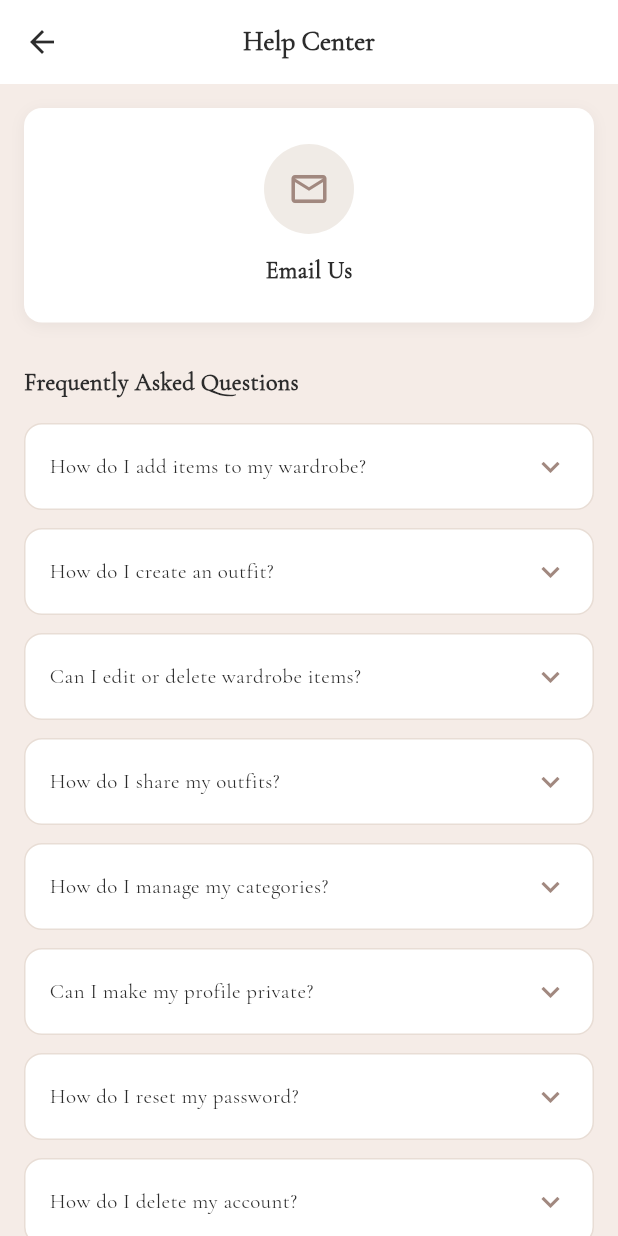
After one commit to Aya-Mouff/Vestium, a Flutter app: the AccountManagerScreen screen opened by its route, after a tap on "Help center", on a phone screen of 412 x 824 dp. The commit adds this screen. Run offline on Flutter 3.47's test engine with Material 3 defaults, Android fonts, the phone set to English and light mode, and no system bars; our stand-ins replace auto_route.

Commit message:
add help center

```diff
--- a/vestium/lib/app_router.dart
+++ b/vestium/lib/app_router.dart
@@ -10,13 +10,13 @@ import './views/screens/my_posts_screen.dart';
 import './views/screens/posts_details_screen.dart';
 import './views/screens/notifications_screen.dart';
 import './views/screens/comments_screen.dart';
-
 import 'views/screens/my_profile.dart';
 import 'views/screens/login_screen.dart';
 import './views/screens/reset_password.dart';
 import './views/screens/set_new_password.dart';
 import './views/screens/my_profile.dart';
 import './views/screens/user_profile_screen.dart';
+import './views/screens/help_center.dart';
 part 'app_router.gr.dart';
 
 @AutoRouterConfig(replaceInRouteName: 'Screen,Route')
@@ -41,6 +41,7 @@ class AppRouter extends _$AppRouter {
        // AutoRoute(page: SetNewPasswordRoute.page )
         AutoRoute(page: MyProfileRoute.page, path: '/my_profile'),
         AutoRoute(page: UserProfileRoute.page, path: '/user_profile/:userId'),
-        AutoRoute(page: AccountManagerRoute.page , path: '/account_manager')
+        AutoRoute(page: AccountManagerRoute.page , path: '/account_manager'),
+        AutoRoute(page: HelpCenterRoute.page , path: '/help_center')
       ];
 }
--- a/vestium/lib/views/screens/account_manager.dart
+++ b/vestium/lib/views/screens/account_manager.dart
@@ -1,5 +1,6 @@
 import 'package:auto_route/auto_route.dart';
 import 'package:flutter/material.dart';
+import 'package:vestium/app_router.dart';
 @RoutePage()
 class AccountManagerScreen extends StatelessWidget {
   const AccountManagerScreen({Key? key}) : super(key: key);
@@ -104,6 +105,46 @@ class AccountManagerScreen extends StatelessWidget {
                  // _showDeleteConfirmationDialog(context);
               },
             ),
+
+             // help center
+            // Padding(
+            //   padding: const EdgeInsets.only(left: 4.0, bottom: 8.0),
+            //   child: Text(
+            //     'Help center',
+            //     style: TextStyle(
+            //       fontFamily: 'CormorantGaramond',
+            //       fontSize: 12,
+            //       fontWeight: FontWeight.w600,
+            //       color: Colors.grey[600],
+            //       letterSpacing: 0.5,
+            //     ),
+            //   ),
+            // ),
+            SizedBox(height: 50),
+            Align(
+              alignment: Alignment.bottomCenter,
+              child: Padding(
+                 padding: const EdgeInsets.only(left: 4.0, bottom: 8.0),
+                 child: GestureDetector(
+                      onTap: () {
+                         context.pushRoute(const HelpCenterRoute());
+
+                        },
+                     child: Text(
+                        'Help center',
+                         style: TextStyle(
+                           fontFamily: 'CormorantGaramond',
+                           fontSize: 12,
+                           fontWeight: FontWeight.w600,
+                           color: Colors.grey[600],
+                           letterSpacing: 0.5,
+                           decoration: TextDecoration.underline, // optional for clickable look
+                           ),
+                       ),
+                    ),
+                ),
+            ),
+
           ],
         ),
       ),
@@ -185,6 +226,7 @@ class AccountManagerScreen extends StatelessWidget {
           ],
         ),
       ),
+
     );
   }
 
--- /dev/null
+++ b/vestium/lib/views/screens/help_center.dart
@@ -0,0 +1,292 @@
+import 'package:auto_route/auto_route.dart';
+import 'package:flutter/material.dart';
+@RoutePage()
+class HelpCenterScreen extends StatefulWidget {
+  const HelpCenterScreen({Key? key}) : super(key: key);
+
+  @override
+  State<HelpCenterScreen> createState() => _HelpCenterScreenState();
+}
+
+class _HelpCenterScreenState extends State<HelpCenterScreen> {
+  final List<FAQItem> faqItems = [
+    FAQItem(
+      question: 'How do I add items to my wardrobe?',
+      answer:
+          'You can add items to your wardrobe by tapping the camera icon in the wardrobe tab. Take a photo of your clothing item. Then in details like category, color, and season.',
+    ),
+    FAQItem(
+      question: 'How do I create an outfit?',
+      answer:
+          'To create an outfit, navigate to the Outfits section and tap the "Create New" button. Select items from your wardrobe and arrange them to create your desired outfit combination.',
+    ),
+    FAQItem(
+      question: 'Can I edit or delete wardrobe items?',
+      answer:
+          'Yes, you can edit or delete wardrobe items by tapping on the item in your wardrobe. Select the edit option to modify details or the delete option to remove the item.',
+    ),
+    FAQItem(
+      question: 'How do I share my outfits?',
+      answer:
+          'To share your outfits, open the outfit you want to share and tap the share button. You can share via email, social media, or generate a link to share with others.',
+    ),
+    FAQItem(
+      question: 'How do I manage my categories?',
+      answer:
+          'You can manage your categories in the Settings section under Wardrobe Categories. Add, edit, or delete categories to organize your items the way you prefer.',
+    ),
+    FAQItem(
+      question: 'Can I make my profile private?',
+      answer:
+          'Yes, you can make your profile private in the Account Settings. Toggle the "Private Profile" option to control who can see your wardrobe and outfits.',
+    ),
+    FAQItem(
+      question: 'How do I reset my password?',
+      answer:
+          'Go to the Account Settings and select "Change Password". You can also use the "Forgot Password" option on the login screen to reset via email.',
+    ),
+    FAQItem(
+      question: 'How do I delete my account?',
+      answer:
+          'To delete your account, go to Account Settings and scroll to the "Danger Zone" section. Select "Delete Account" and follow the confirmation steps. This action is permanent.',
+    ),
+  ];
+
+  @override
+  Widget build(BuildContext context) {
+    return Scaffold(
+      backgroundColor: const Color(0xFFF5ECE7),
+      appBar: AppBar(
+        backgroundColor: const Color.fromARGB(255, 255, 255, 255),
+        elevation: 0,
+        leading: IconButton(
+          icon: const Icon(Icons.arrow_back, color: Color(0xFF2C2C2C)),
+          onPressed: () => Navigator.pop(context),
+        ),
+        title: const Text(
+          'Help Center',
+          style: TextStyle(
+            fontFamily: 'CormorantGaramond',
+            fontSize: 18,
+            fontWeight: FontWeight.w600,
+            color: Color(0xFF2C2C2C),
+          ),
+        ),
+        centerTitle: true,
+      ),
+      body: SingleChildScrollView(
+        child: Padding(
+          padding: const EdgeInsets.symmetric(horizontal: 16.0),
+          child: Column(
+            children: [
+              const SizedBox(height: 16),
+              // Email Us Card
+              Container(
+                width: double.infinity,
+                padding: const EdgeInsets.symmetric(vertical: 24),
+                decoration: BoxDecoration(
+                  color: Colors.white,
+                  borderRadius: BorderRadius.circular(12),
+                  boxShadow: [
+                    BoxShadow(
+                      color: Colors.black.withOpacity(0.05),
+                      blurRadius: 8,
+                      offset: const Offset(0, 2),
+                    ),
+                  ],
+                ),
+                child: Column(
+                  children: [
+                    Container(
+                      width: 60,
+                      height: 60,
+                      decoration: BoxDecoration(
+                        shape: BoxShape.circle,
+                        color: const Color(0xFFF0EBE6),
+                      ),
+                      child: const Icon(
+                        Icons.mail_outline,
+                        color: Color(0xFFA1887F),
+                        size: 28,
+                      ),
+                    ),
+                    const SizedBox(height: 12),
+                    const Text(
+                      'Email Us',
+                      style: TextStyle(
+                        fontFamily: 'CormorantGaramond',
+                        fontSize: 16,
+                        fontWeight: FontWeight.w600,
+                        color: Color(0xFF2C2C2C),
+                      ),
+                    ),
+                  ],
+                ),
+              ),
+              const SizedBox(height: 28),
+              // FAQ Section Title
+              Align(
+                alignment: Alignment.centerLeft,
+                child: const Text(
+                  'Frequently Asked Questions',
+                  style: TextStyle(
+                    fontFamily: 'CormorantGaramond',
+                    fontSize: 16,
+                    fontWeight: FontWeight.w600,
+                    color: Color(0xFF2C2C2C),
+                  ),
+                ),
+              ),
+              const SizedBox(height: 16),
+              // FAQ Items
+              ListView.builder(
+                shrinkWrap: true,
+                physics: const NeverScrollableScrollPhysics(),
+                itemCount: faqItems.length,
+                itemBuilder: (context, index) {
+                  return Padding(
+                    padding: const EdgeInsets.only(bottom: 12.0),
+                    child: FAQItemWidget(
+                      faqItem: faqItems[index],
+                    ),
+                  );
+                },
+              ),
+              const SizedBox(height: 20),
+            ],
+          ),
+        ),
+      ),
+    );
+  }
+}
+
+class FAQItem {
+  final String question;
+  final String answer;
+  bool isExpanded;
+
+  FAQItem({
+    required this.question,
+    required this.answer,
+    this.isExpanded = false,
+  });
+}
+
+class FAQItemWidget extends StatefulWidget {
+  final FAQItem faqItem;
+
+  const FAQItemWidget({
+    Key? key,
+    required this.faqItem,
+  }) : super(key: key);
+
+  @override
+  State<FAQItemWidget> createState() => _FAQItemWidgetState();
+}
+
+class _FAQItemWidgetState extends State<FAQItemWidget>
+    with SingleTickerProviderStateMixin {
+  late AnimationController _controller;
+  late Animation<double> _animation;
+
+  @override
+  void initState() {
+    super.initState();
+    _controller = AnimationController(
+      duration: const Duration(milliseconds: 300),
+      vsync: this,
+    );
+    _animation = Tween<double>(begin: 0, end: 1).animate(_controller);
+  }
+
+  @override
+  void dispose() {
+    _controller.dispose();
+    super.dispose();
+  }
+
+  void _toggleExpanded() {
+    setState(() {
+      widget.faqItem.isExpanded = !widget.faqItem.isExpanded;
+    });
+
+    if (widget.faqItem.isExpanded) {
+      _controller.forward();
+    } else {
+      _controller.reverse();
+    }
+  }
+
+  @override
+  Widget build(BuildContext context) {
+    return Container(
+      decoration: BoxDecoration(
+        color: Colors.white,
+        borderRadius: BorderRadius.circular(12),
+        border: Border.all(
+          color: const Color(0xFFE8DDD5),
+          width: 1,
+        ),
+      ),
+      child: Column(
+        children: [
+          GestureDetector(
+            onTap: _toggleExpanded,
+            child: Padding(
+              padding: const EdgeInsets.all(16.0),
+              child: Row(
+                mainAxisAlignment: MainAxisAlignment.spaceBetween,
+                children: [
+                  Expanded(
+                    child: Text(
+                      widget.faqItem.question,
+                      style: const TextStyle(
+                        fontFamily: 'CormorantGaramond',
+                        fontSize: 14,
+                        fontWeight: FontWeight.w500,
+                        color: Color(0xFF2C2C2C),
+                      ),
+                    ),
+                  ),
+                  const SizedBox(width: 12),
+                  RotationTransition(
+                    turns: _animation,
+                    child: const Icon(
+                      Icons.expand_more,
+                      color: Color(0xFFA1887F),
+                      size: 24,
+                    ),
+                  ),
+                ],
+              ),
+            ),
+          ),
+          if (widget.faqItem.isExpanded)
+            Container(
+              width: double.infinity,
+              padding: const EdgeInsets.symmetric(horizontal: 16, vertical: 12),
+              decoration: const BoxDecoration(
+                border: Border(
+                  top: BorderSide(
+                    color: Color(0xFFE8DDD5),
+                    width: 1,
+                  ),
+                ),
+              ),
+              child: Text(
+                widget.faqItem.answer,
+                style: const TextStyle(
+                  fontFamily: 'inter',
+                  fontSize: 13,
+                  fontWeight: FontWeight.w400,
+                  color: Color(0xFF666666),
+                  height: 1.5,
+                ),
+              ),
+            ),
+        ],
+      ),
+    );
+  }
+}
```
Also changed, not shown: vestium/lib/app_router.gr.dart.
